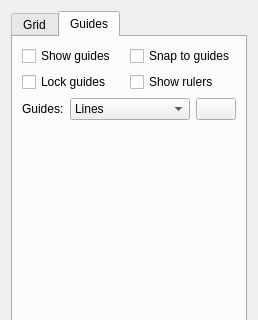
The window that plugins/dockers/griddocker/grid_config_widget.ui (KDE/krita) describes before a commit, drawn with Qt 5; both pictures show x 0 to 258 and y 0 to 320 of the 258 by 527 pixel window.
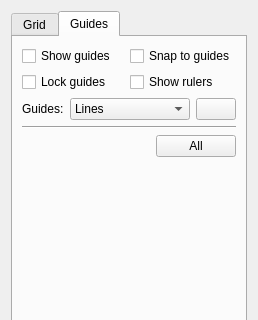
The same window after the commit. The open tabs and pages were chosen to show the change. Custom widgets are drawn as their Qt base class.

Commit message: add button to delete all guides

What changed in the file:
```diff
--- a/plugins/dockers/griddocker/grid_config_widget.ui
+++ b/plugins/dockers/griddocker/grid_config_widget.ui
@@ -647,6 +647,37 @@
          </item>
         </layout>
        </item>
+       <item>
+        <widget class="Line" name="line_2">
+         <property name="orientation">
+          <enum>Qt::Horizontal</enum>
+         </property>
+        </widget>
+       </item>
+       <item>
+        <layout class="QHBoxLayout" name="horizontalLayout_7">
+         <item>
+          <spacer name="horizontalSpacer_2">
+           <property name="orientation">
+            <enum>Qt::Horizontal</enum>
+           </property>
+           <property name="sizeHint" stdset="0">
+            <size>
+             <width>40</width>
+             <height>20</height>
+            </size>
+           </property>
+          </spacer>
+         </item>
+         <item>
+          <widget class="QPushButton" name="deleteAllGuidesButton">
+           <property name="text">
+            <string>All</string>
+           </property>
+          </widget>
+         </item>
+        </layout>
+       </item>
        <item>
         <spacer name="verticalSpacer_2">
          <property name="orientation">
```
Left out of the diff: 8 changed lines with no effect on the pictures. The commit also changes 4 other files.
